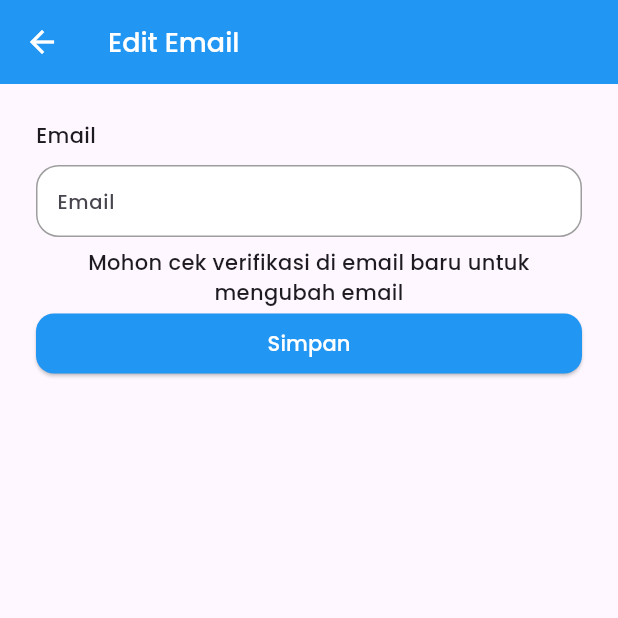
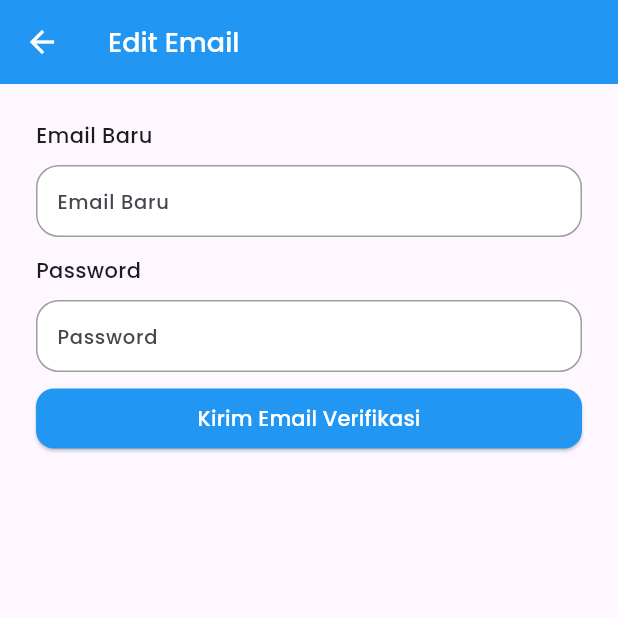
Before and after one commit to Enricko/Absensi, a Flutter app: the EditEmail screen opened directly, on a phone screen of 412 x 824 dp, the top half of it. Run offline on Flutter 3.47's test engine with Material 3 defaults, Android fonts, the light colour scheme and no system bars; our stand-ins replace currency_text_input_formatter, dropdown_search, firebase_auth, firebase_core, firebase_database, flutter_easyloading and 5 more; missing offline and left inert: firebase_ui_database; accounts and stored records are empty; network calls fail.

Commit message:
final changes

```diff
--- a/lib/page/screens/edit_email.dart
+++ b/lib/page/screens/edit_email.dart
@@ -22,6 +22,7 @@ class EditEmail extends StatefulWidget {
 class _EditEmailState extends State<EditEmail> {
   String id_user = "";
   TextEditingController emailController = TextEditingController();
+  TextEditingController passwordController = TextEditingController();
 
   // Form Key untuk Validasi Form Input
   final formkey = GlobalKey<FormState>();
@@ -66,7 +67,7 @@ class _EditEmailState extends State<EditEmail> {
           .onValue
           .listen((event) {
         var snapshot = event.snapshot.value as Map;
-        emailController.text = FirebaseAuth.instance.currentUser!.email!;
+        // emailController.text = FirebaseAuth.instance.currentUser!.email!;
 
         // nameController.text = snapshot.value;
       });
@@ -77,11 +78,10 @@ class _EditEmailState extends State<EditEmail> {
 
   //function update data
   void editEmail() {
-    // Mengubah Controller menjadi String/int
-    var email = emailController.text;
     // Menjadikan Map agar mudah di pindah ke function lain
     var data = {
       'email': emailController.text,
+      'password': passwordController.text
     };
     // Menjalankan Logic Class Function Update Email
     UpdateData.email(data, id_user, context);
@@ -120,7 +120,7 @@ class _EditEmailState extends State<EditEmail> {
                 child: Column(
                   crossAxisAlignment: CrossAxisAlignment.start,
                   children: [
-                    Text("Email"),
+                    Text("Email Baru"),
                     SizedBox(
                       height: 5,
                     ),
@@ -145,7 +145,7 @@ class _EditEmailState extends State<EditEmail> {
                         },
                         decoration: InputDecoration(
                             contentPadding: EdgeInsets.fromLTRB(10, 3, 10, 3),
-                            hintText: "Email",
+                            hintText: "Email Baru",
                             hintStyle: TextStyle(fontSize: 13),
                             enabledBorder: OutlineInputBorder(
                               borderRadius: BorderRadius.circular(15),
@@ -163,10 +163,50 @@ class _EditEmailState extends State<EditEmail> {
                             fillColor: Colors.white),
                       ),
                     ),
-                    Text(
-                      "Mohon cek verifikasi di email baru untuk mengubah email",
-                      textAlign: TextAlign.center,
-                    )
+                    SizedBox(height: 5,),
+                    Text("Password"),
+                    SizedBox(
+                      height: 5,
+                    ),
+                    Container(
+                      margin: EdgeInsets.symmetric(vertical: 5),
+                      width: double.infinity,
+                      height: 50,
+                      decoration: BoxDecoration(
+                        borderRadius: BorderRadius.circular(15),
+                      ),
+                      child: TextFormField(
+                        controller: passwordController,
+                        keyboardType: TextInputType.visiblePassword,
+                        onChanged: (value) {
+                          setState(() {});
+                        },
+                        validator: (value) {
+                          if (value == null || value.isEmpty || value == "") {
+                            return "Jam Lembur harus di isi!";
+                          }
+                          return null;
+                        },
+                        decoration: InputDecoration(
+                            contentPadding: EdgeInsets.fromLTRB(10, 3, 10, 3),
+                            hintText: "Password",
+                            hintStyle: TextStyle(fontSize: 13),
+                            enabledBorder: OutlineInputBorder(
+                              borderRadius: BorderRadius.circular(15),
+                              borderSide: BorderSide(width: 1, color: Colors.black38),
+                            ),
+                            focusedBorder: OutlineInputBorder(
+                              borderRadius: BorderRadius.circular(15),
+                              borderSide: BorderSide(width: 1, color: Colors.black38),
+                            ),
+                            errorBorder: OutlineInputBorder(
+                              borderRadius: BorderRadius.circular(15),
+                              borderSide: BorderSide(width: 1, color: Colors.redAccent),
+                            ),
+                            filled: true,
+                            fillColor: Colors.white),
+                      ),
+                    ),
                   ],
                 ),
               ),
@@ -196,7 +236,7 @@ class _EditEmailState extends State<EditEmail> {
                         editEmail();
                       }
                     },
-                    child: Text("Simpan")),
+                    child: Text("Kirim Email Verifikasi")),
               )
             ],
           )),
--- a/lib/system/update_data.dart
+++ b/lib/system/update_data.dart
@@ -51,7 +51,7 @@ class UpdateData {
         // Update Email by Verification pada Firebase Auth
         await user.verifyBeforeUpdateEmail(data['email']).then((value) {
           // Menampilkan alert berhasil jika codingan di atas berhasil dan selesai
-          EasyLoading.showSuccess('Mohon cek verifikasi di email baru untuk mengubah email',
+          EasyLoading.showSuccess('Mohon cek Email Verifikasi untuk aktivasi Email Baru',
               dismissOnTap: true, duration: const Duration(seconds: 5));
           Navigator.pop(context);
           return;
@@ -107,11 +107,13 @@ class UpdateData {
 
   static forgetPassword(String email, BuildContext context) async {
     try {
+      EasyLoading.show(status: 'loading...');
       // Forget Password
       await FirebaseAuth.instance.sendPasswordResetEmail(email: email).whenComplete(() {
+
         EasyLoading.showSuccess('Email reset password telah di kirim ke email tujuan!',
-            dismissOnTap: true, duration: const Duration(seconds: 5));
-        Navigator.of(context).pushReplacement(MaterialPageRoute(builder: (context) => LoginPage()));
+            dismissOnTap: true);
+        Navigator.pop(context);
       }).onError((error, stackTrace){
         EasyLoading.showError("Email yang anda masukkan tidak ditemukan / tidak valid",
             dismissOnTap: true, duration: const Duration(seconds: 5));
--- a/pubspec.yaml
+++ b/pubspec.yaml
@@ -56,7 +56,6 @@ flutter:
     - assets/Fingerprint.svg
     - assets/ClockClockwise.svg
     - assets/Background.png
-    - assets/man_computer.png
     - assets/icon_call.svg
     - assets/icon_email.svg
     - assets/icon_logout.svg
@@ -65,6 +64,8 @@ flutter:
     - assets/lottie/mail.json
     - assets/lottie/animation_delete.json
     - assets/lottie/animation_success.json
+    - assets/man_computer.jpeg
+
 
 
   fonts:
```
Also changed, not shown: lib/page/auth/login.dart (+5 -2 lines), lib/page/screens/forgot_pass.dart (added, +247 -0 lines), assets/man_computer.jpeg (added), assets/man_computer.png (deleted).
